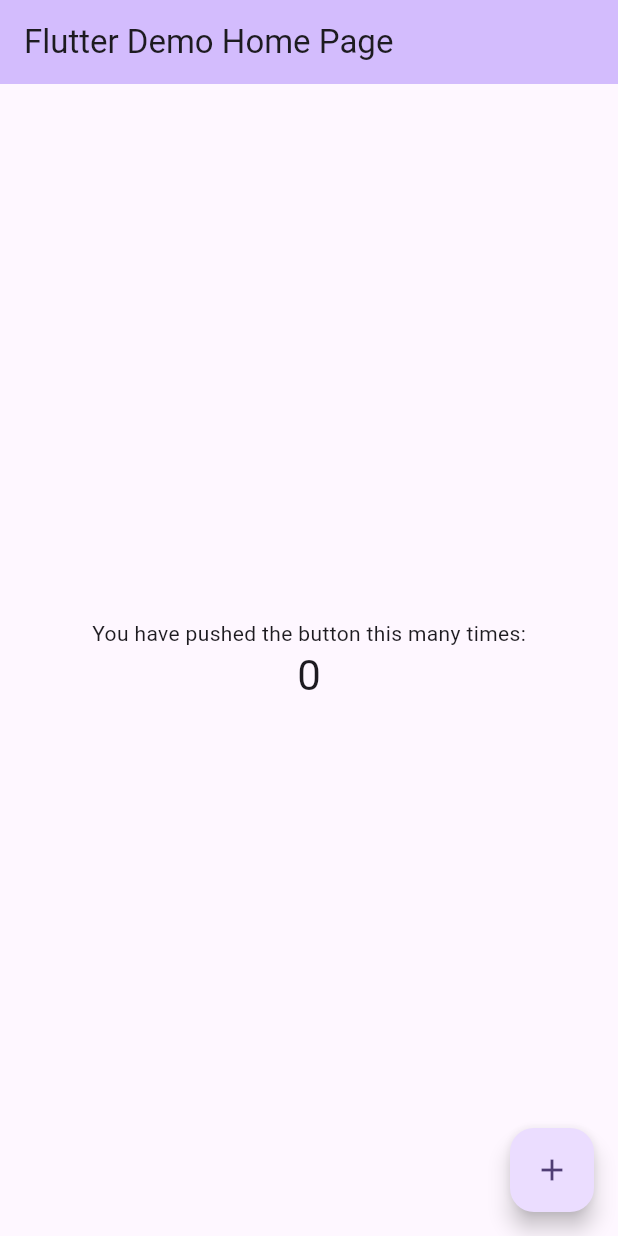
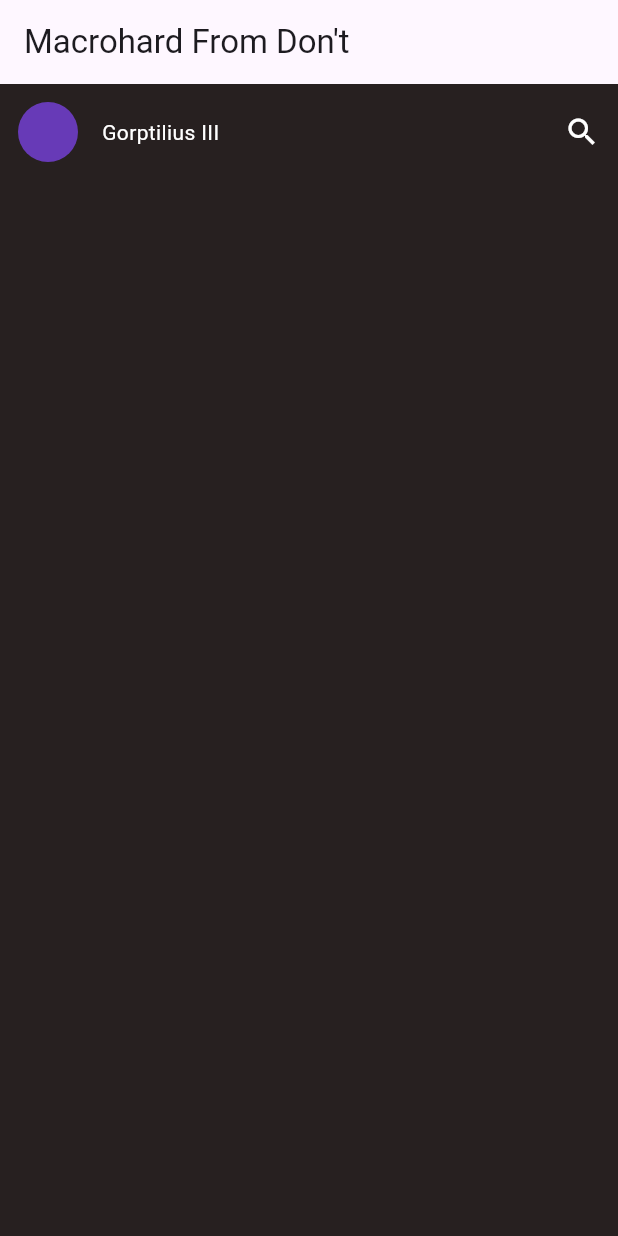
Before and after one commit to DerekBrandon0811/LearnFlutter, a Flutter app: the screen it shows after launch, on a phone screen of 412 x 824 dp. Run offline on Flutter 3.47's test engine with Material 2 defaults, Android fonts, the phone set to English and light mode, and no system bars.

Commit message:
Profile bar

```diff
--- a/my_app/lib/main.dart
+++ b/my_app/lib/main.dart
@@ -55,19 +55,6 @@ class MyHomePage extends StatefulWidget {
 }
 
 class _MyHomePageState extends State<MyHomePage> {
-  int _counter = 0;
-
-  void _incrementCounter() {
-    setState(() {
-      // This call to setState tells the Flutter framework that something has
-      // changed in this State, which causes it to rerun the build method below
-      // so that the display can reflect the updated values. If we changed
-      // _counter without calling setState(), then the build method would not be
-      // called again, and so nothing would appear to happen.
-      _counter++;
-    });
-  }
-
   @override
   Widget build(BuildContext context) {
     // This method is rerun every time setState is called, for instance as done
@@ -77,49 +64,54 @@ class _MyHomePageState extends State<MyHomePage> {
     // fast, so that you can just rebuild anything that needs updating rather
     // than having to individually change instances of widgets.
     return Scaffold(
+      backgroundColor: Color.fromARGB(255, 39, 32, 32),
       appBar: AppBar(
-        // TRY THIS: Try changing the color here to a specific color (to
-        // Colors.amber, perhaps?) and trigger a hot reload to see the AppBar
-        // change color while the other colors stay the same.
-        backgroundColor: Theme.of(context).colorScheme.inversePrimary,
-        // Here we take the value from the MyHomePage object that was created by
-        // the App.build method, and use it to set our appbar title.
-        title: Text(widget.title),
+        title: const Text("Macrohard From Don't"),
+        centerTitle: false,
       ),
-      body: Center(
-        // Center is a layout widget. It takes a single child and positions it
-        // in the middle of the parent.
-        child: Column(
-          // Column is also a layout widget. It takes a list of children and
-          // arranges them vertically. By default, it sizes itself to fit its
-          // children horizontally, and tries to be as tall as its parent.
-          //
-          // Column has various properties to control how it sizes itself and
-          // how it positions its children. Here we use mainAxisAlignment to
-          // center the children vertically; the main axis here is the vertical
-          // axis because Columns are vertical (the cross axis would be
-          // horizontal).
-          //
-          // TRY THIS: Invoke "debug painting" (choose the "Toggle Debug Paint"
-          // action in the IDE, or press "p" in the console), to see the
-          // wireframe for each widget.
-          mainAxisAlignment: MainAxisAlignment.center,
-          children: <Widget>[
-            const Text(
-              'You have pushed the button this many times:',
-            ),
-            Text(
-              '$_counter',
-              style: Theme.of(context).textTheme.headlineMedium,
-            ),
-          ],
-        ),
+      body: const Column(
+        children: [
+          Row(
+            children: [
+              Flexible(
+                fit: FlexFit.tight,
+                child: Row(
+                  children: [
+                    Padding(
+                        padding: EdgeInsets.all(12.0),
+                        child: CircleAvatar(
+                          backgroundColor: Colors.deepPurple,
+                        )),
+                    Padding(
+                      padding: EdgeInsets.all(4.0),
+                      child: Text(
+                        "Gorptilius III",
+                        style:
+                            TextStyle(color: Color.fromRGBO(255, 255, 255, 1)),
+                      ),
+                    ),
+                  ],
+                ),
+              ),
+              Flexible(
+                fit: FlexFit.tight,
+                child: Row(
+                  mainAxisAlignment: MainAxisAlignment.end,
+                  children: [
+                    Padding(
+                      padding: EdgeInsets.all(12.0),
+                      child: Icon(
+                        Icons.search,
+                        color: Color.fromARGB(255, 255, 255, 255),
+                      ),
+                    ),
+                  ],
+                ),
+              ),
+            ],
+          ),
+        ],
       ),
-      floatingActionButton: FloatingActionButton(
-        onPressed: _incrementCounter,
-        tooltip: 'Increment',
-        child: const Icon(Icons.add),
-      ), // This trailing comma makes auto-formatting nicer for build methods.
     );
   }
 }
```
